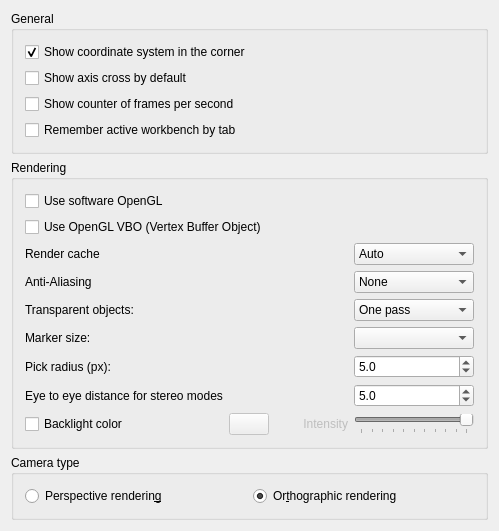
Qt form src/Gui/DlgSettings3DView.ui (southseact-3d/fcd) before a commit.
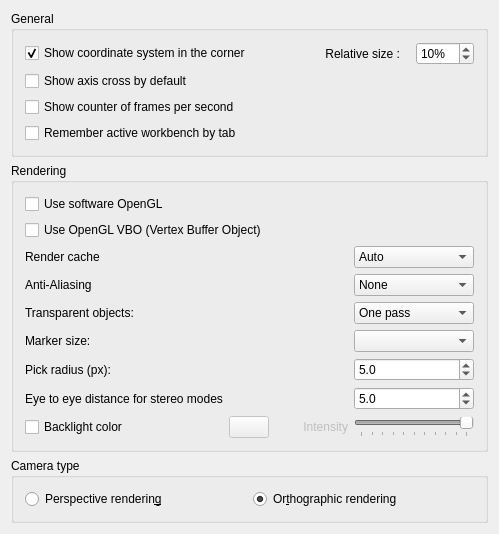
The same form after that commit. Custom widgets are drawn as their Qt base class.

Commit message: [Gui] Add corner cross size as a preference in Display/3D View/General

```diff
--- a/src/Gui/DlgSettings3DView.ui
+++ b/src/Gui/DlgSettings3DView.ui
@@ -24,6 +24,8 @@
      </property>
      <layout class="QVBoxLayout" name="verticalLayout">
       <item>
+       <layout class="QHBoxLayout" name="horizontalLayoutCoord">
+      <item>
        <widget class="Gui::PrefCheckBox" name="CheckBox_CornerCoordSystem">
         <property name="toolTip">
          <string>Main coordinate system will always be shown in
@@ -44,6 +46,56 @@
        </widget>
       </item>
       <item>
+         <spacer name="horizontalSpacerCoord">
+          <property name="orientation">
+           <enum>Qt::Horizontal</enum>
+          </property>
+          <property name="sizeHint" stdset="0">
+           <size>
+            <width>40</width>
+           </size>
+          </property>
+         </spacer>
+        </item>
+        <item>
+         <widget class="QLabel" name="labelCoordSize">
+          <property name="text">
+           <string>Relative size :   </string>
+          </property>
+          <property name="alignment">
+           <set>Qt::AlignRight|Qt::AlignTrailing|Qt::AlignVCenter</set>
+          </property>
+         </widget>
+        </item>
+        <item>
+         <widget class="Gui::PrefSpinBox" name="SpinBox_CornerCoordSystemSize">
+          <property name="toolTip">
+           <string>Size of main coordinate system representation
+in the corner -- in % of height/width of viewport</string>
+          </property>
+          <property name="minimum">
+           <number>2</number>
+          </property>
+          <property name="maximum">
+           <number>100</number>
+          </property>
+          <property name="value">
+           <number>10</number>
+          </property>
+          <property name="suffix">
+           <string>%</string>
+          </property>
+          <property name="prefEntry" stdset="0">
+           <cstring>CornerCoordSystemSize</cstring>
+          </property>
+          <property name="prefPath" stdset="0">
+           <cstring>View</cstring>
+          </property>
+         </widget>
+        </item>
+       </layout>
+      </item>
+      <item>
        <widget class="Gui::PrefCheckBox" name="CheckBox_ShowAxisCross">
         <property name="toolTip">
          <string>Axis cross will be shown by default at file
@@ -626,6 +678,11 @@
    <extends>QDoubleSpinBox</extends>
    <header>Gui/PrefWidgets.h</header>
   </customwidget>
+  <customwidget>
+   <class>Gui::PrefSpinBox</class>
+   <extends>QSpinBox</extends>
+   <header>Gui/PrefWidgets.h</header>
+  </customwidget>
  </customwidgets>
  <resources/>
  <connections>
```
Left out of the diff: 6 changed lines with no effect on the pictures. Lines whose indentation alone changed are shown as unchanged. The commit also changes 3 other files.
